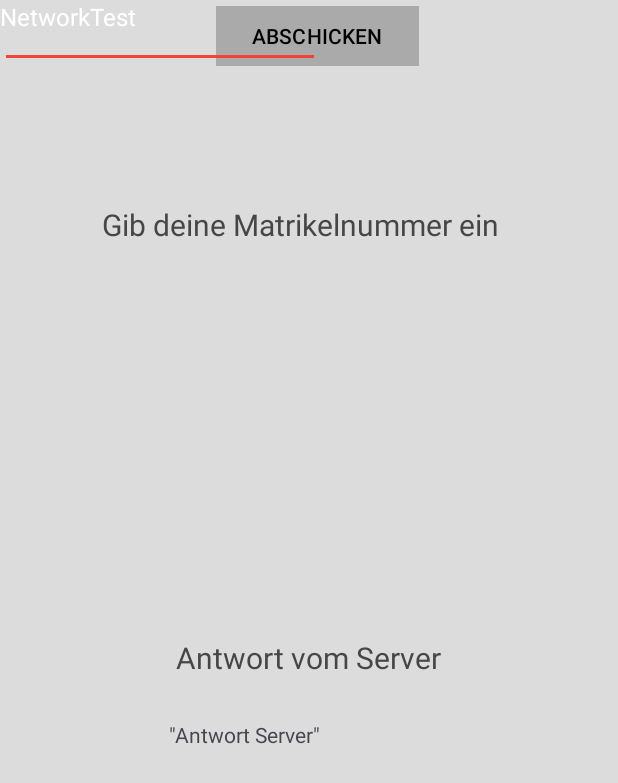
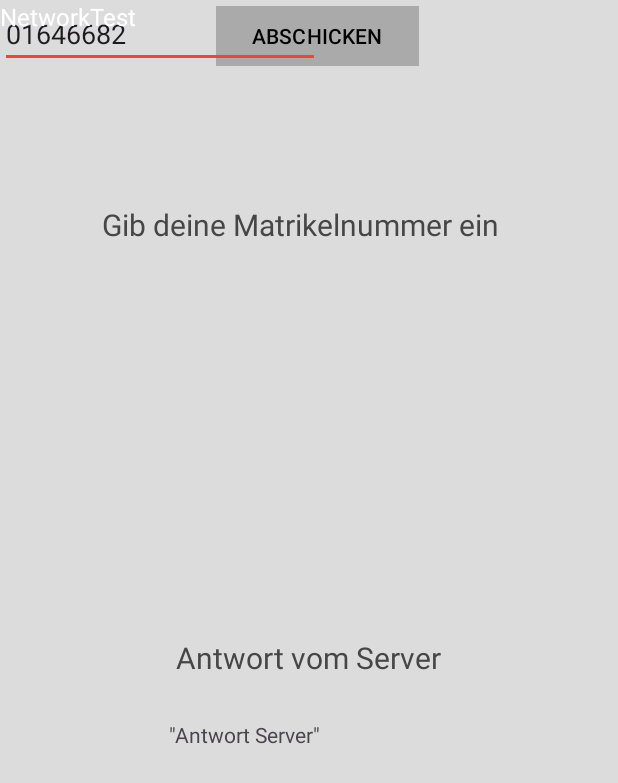
Before and after one commit to franzhaimburger/SE2Einzelphase, an Android app: the screen it shows after launch (MainActivity), on a phone screen of 412 x 824 dp. Shown: the top 783 px of the screen. Run offline under Robolectric (Android 15) with nearby library versions, the phone set to English and light mode, and no system bars.

Commit message:
Matrikelnummer eingetragen

```diff
--- a/app/src/main/res/layout/activity_main.xml
+++ b/app/src/main/res/layout/activity_main.xml
@@ -57,7 +57,7 @@
         android:layout_height="wrap_content"
         android:backgroundTint="#F44336"
         android:ems="10"
-        android:inputType="text"
+        android:text="01646682"
         tools:layout_editor_absoluteX="100dp"
         tools:layout_editor_absoluteY="192dp" />
 
```
